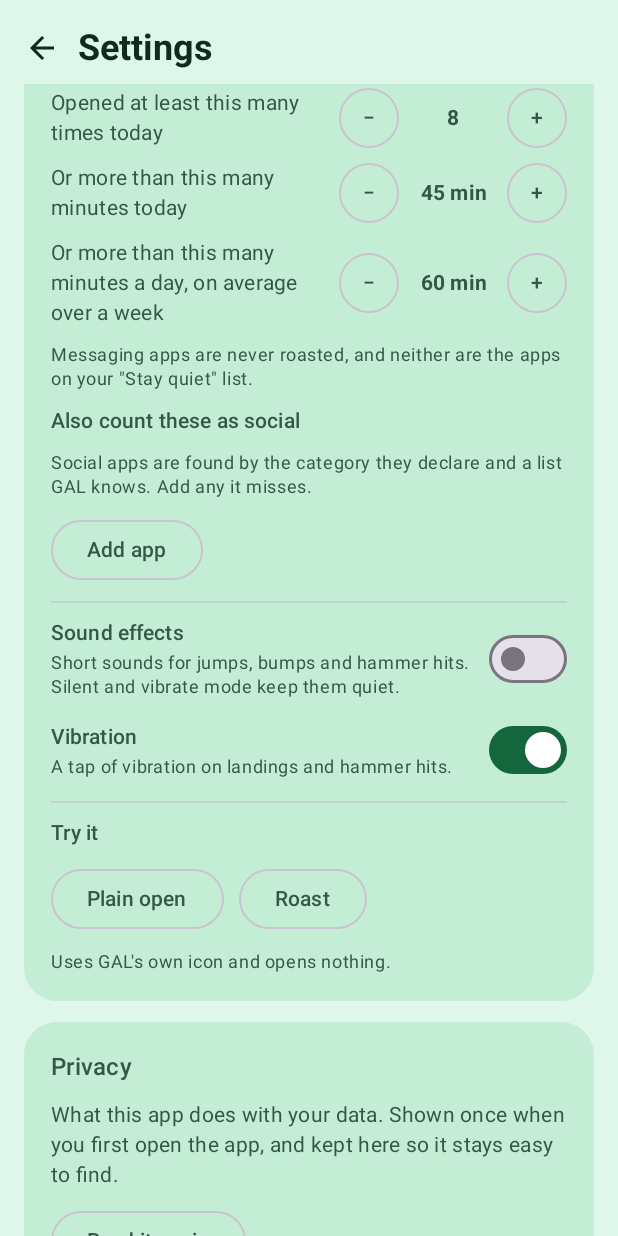
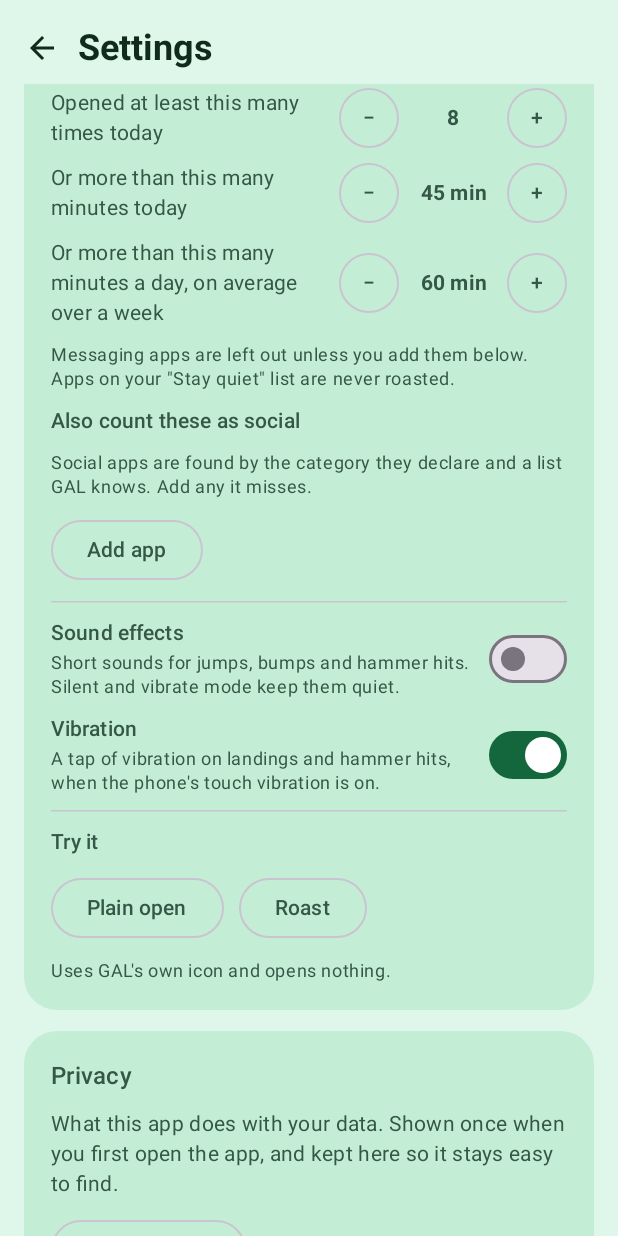
Before and after one commit to Sangi2805/GAL, an Android app built with Jetpack Compose: the SettingsScreen screen opened through its navigation route, scrolled down 1074 dp, on a phone screen of 412 x 824 dp. Run offline under Robolectric (Android 15) with nearby library versions, the phone set to English and light mode, and no system bars.

Commit message:
Overnight report, README scenes section and plan status
- docs/OVERNIGHT_REPORT.md: what was built per phase with commits, how it
  was verified (compile check and 167 JVM tests, no Gradle available),
  what still needs Android Studio and a phone, decisions, risks and the
  morning checklist.
- README: Sidekick scenes, app roast rules, sounds, Quick open, the Xiaomi
  hint, debug PLAYGROUND, DEMO_SCENE and HEAR commands, updated layout.
- Plan: build status table; roast file name and quiet rule corrected.
- Settings wording: messaging apps can be added as social; vibration
  follows the phone's touch vibration setting.
- A failed open plan logs only the exception class, so release logs never
  name the app.

Co-Authored-By: Claude Opus 5.5 <noreply@anthropic.com>
Claude-Session: https://claude.ai/code/session_01MgYqxDKYYKerDEmkyRzrz8

```diff
--- a/app/src/main/java/com/sangar/gal/sidekick/SidekickOverlay.kt
+++ b/app/src/main/java/com/sangar/gal/sidekick/SidekickOverlay.kt
@@ -317,7 +317,8 @@ class SidekickOverlay(
             } catch (e: CancellationException) {
                 throw e
             } catch (e: Exception) {
-                NagLog.e(C, "planning the open failed; opening it plainly", e)
+                // The class name only: a message could name the app, and this line reaches release logs.
+                NagLog.e(C, "planning the open failed (${e.javaClass.simpleName}); opening it plainly")
                 OpenPlan(roast = false, tier = 0, roastLine = null, icon = null, counts = false)
             }
             if (released) return@launch
--- a/app/src/main/java/com/sangar/gal/ui/SceneSettingsCard.kt
+++ b/app/src/main/java/com/sangar/gal/ui/SceneSettingsCard.kt
@@ -114,7 +114,7 @@ fun SceneSettingsCard(current: Settings) {
                 onRaise = { scope.launch { repo.setRoastMinAverage(current.roastMinAverage + AppRoastLimits.AVERAGE_STEP) } },
             )
             Text(
-                "Messaging apps are never roasted, and neither are the apps on your \"Stay quiet\" list.",
+                "Messaging apps are left out unless you add them below. Apps on your \"Stay quiet\" list are never roasted.",
                 style = MaterialTheme.typography.bodySmall,
                 color = MaterialTheme.colorScheme.onSurfaceVariant,
             )
@@ -145,7 +145,7 @@ fun SceneSettingsCard(current: Settings) {
         )
         SwitchRow(
             title = "Vibration",
-            body = "A tap of vibration on landings and hammer hits.",
+            body = "A tap of vibration on landings and hammer hits, when the phone's touch vibration is on.",
             checked = current.sceneHaptics,
             onChange = { on -> scope.launch { repo.setSceneHaptics(on) } },
         )
```
Also changed, not shown: 3 other files.
